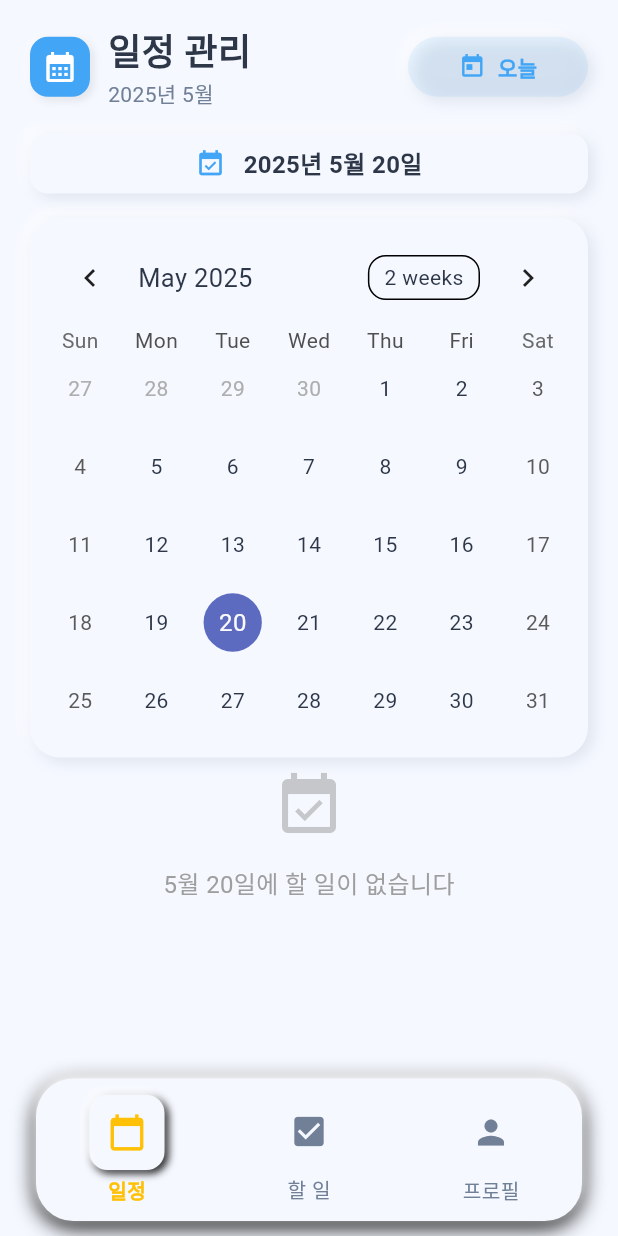
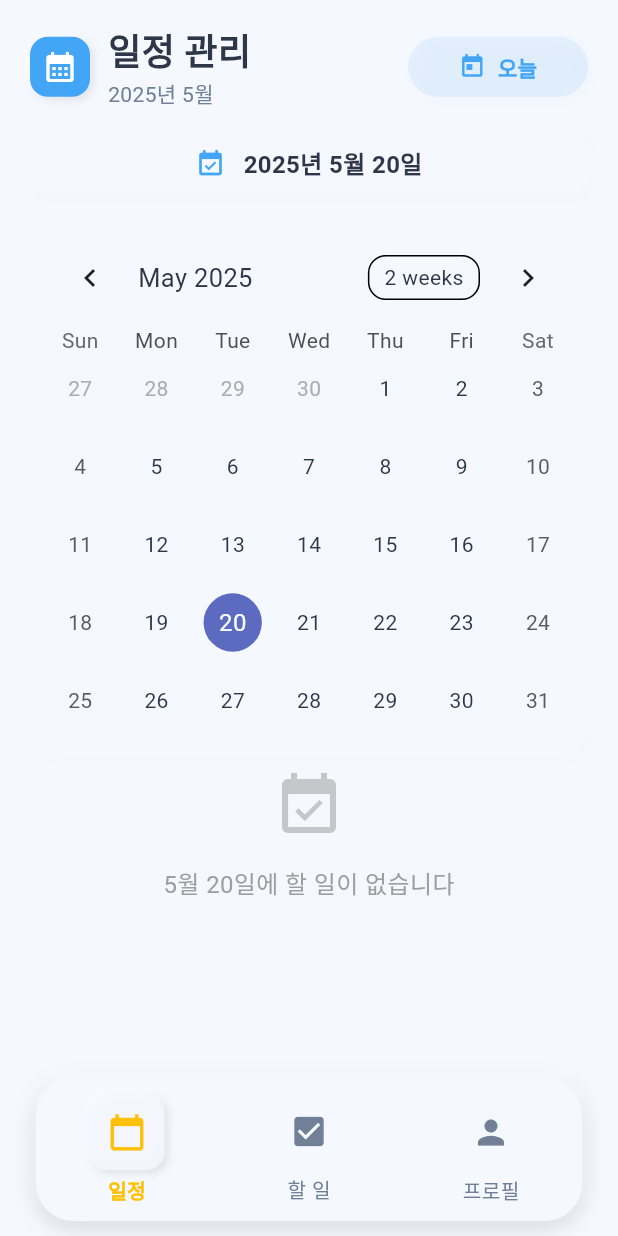
Before and after one commit to dogdogcode/toDo-List, a Flutter app: the screen it shows after launch, on a phone screen of 412 x 824 dp. Run offline on Flutter 3.47's test engine with Material 3 defaults, Android fonts, the phone set to English and light mode, and no system bars; drawn by our look-alikes of table_calendar; our stand-ins replace shared_preferences.

Commit message:
임시저장5

```diff
--- a/lib/main.dart
+++ b/lib/main.dart
@@ -178,8 +178,11 @@ class _MainScreenState extends State<MainScreen> with TickerProviderStateMixin {
                   _selectionAnimationController.forward();
                 },
                 itemBuilder: (context, index) {
-                  // 각 화면에 별도의 패딩 없이 화면 전체 활용
-                  return _screens[index];
+                  // 충돌 방지를 위해 SafeArea 적용
+                  return SafeArea(
+                    bottom: false,
+                    child: _screens[index],
+                  );
                 },
               ),
             ),
@@ -199,13 +202,13 @@ class _MainScreenState extends State<MainScreen> with TickerProviderStateMixin {
                     borderRadius: BorderRadius.circular(25),
                     boxShadow: [
                     BoxShadow(
-                    color: Colors.black.withValues(alpha: 38), // 0.15 * 255 = 38
+                    color: Colors.black.withOpacity(0.15), // 0.15 opacity
                     offset: const Offset(0, 4),
                     blurRadius: 12,
                     spreadRadius: 0,
                     ),
                     BoxShadow(
-                    color: Colors.white.withValues(alpha: 179), // 0.7 * 255 = 179
+                    color: Colors.white.withOpacity(0.7), // 0.7 opacity
                     offset: const Offset(0, -2),
                     blurRadius: 6,
                     spreadRadius: 0,
@@ -264,19 +267,19 @@ class _MainScreenState extends State<MainScreen> with TickerProviderStateMixin {
                   padding: const EdgeInsets.all(12),
                   decoration: BoxDecoration(
                     color: isPressed || _selectedIndex == index
-                            ? NeumorphicStyles.backgroundColor.withValues(alpha: 204) // 0.8 * 255 = 204
+                            ? NeumorphicStyles.backgroundColor.withOpacity(0.8) // 0.8 opacity
                             : Colors.transparent,
                     borderRadius: BorderRadius.circular(12),
                     boxShadow:
                         isPressed || _selectedIndex == index
                             ? [
                                 BoxShadow(
-                                color: Colors.black.withValues(alpha: 26), // 0.1 * 255 = 26
+                                color: Colors.black.withOpacity(0.1), // 0.1 opacity
                                 offset: const Offset(2, 2),
                                 blurRadius: 4,
                               ),
                               BoxShadow(
-                                color: Colors.white.withValues(alpha: 128), // 0.5 * 255 = 128
+                                color: Colors.white.withOpacity(0.5), // 0.5 opacity
                                 offset: const Offset(-2, -2),
                                 blurRadius: 4,
                               ),
--- a/lib/utils/neumorphic_styles.dart
+++ b/lib/utils/neumorphic_styles.dart
@@ -32,21 +32,23 @@ class NeumorphicStyles {
     double radius = 16.0,
     double intensity = 0.15,
   }) {
+    // 바깥쪽 그림자 강도 조절
+    final effectiveIntensity = intensity * 1.5; // 바깥쪽 그림자 강도 조절
     return BoxDecoration(
       color: color,
       borderRadius: BorderRadius.circular(radius),
       boxShadow: [
         BoxShadow(
-          color: Colors.white.withOpacity(0.8),
-          offset: const Offset(-3, -3),
-          blurRadius: 8,
-          spreadRadius: 0,
+          color: Colors.white.withOpacity(0.7 * effectiveIntensity), // 영향 감소
+          offset: const Offset(-2, -2), // 거리 줄임
+          blurRadius: 6, // 필터 검소
+          spreadRadius: 0, // 퍼짐 방지
         ),
         BoxShadow(
-          color: darkShadow.withOpacity(0.3),
-          offset: const Offset(3, 3),
-          blurRadius: 8,
-          spreadRadius: 0,
+          color: darkShadow.withOpacity(0.25 * effectiveIntensity), // 영향 감소
+          offset: const Offset(2, 2), // 거리 줄임
+          blurRadius: 6, // 필터 감소
+          spreadRadius: 0, // 퍼짐 방지
         ),
       ],
     );
@@ -58,20 +60,18 @@ class NeumorphicStyles {
     double radius = 16.0,
     double intensity = 0.25,
   }) {
+    // 효과 강도 조절
+    final effectiveIntensity = intensity * 0.8; // 효과를 약해지게 하여 중첩 방지
+
     return BoxDecoration(
       color: color,
       borderRadius: BorderRadius.circular(radius),
       boxShadow: [
+        // 내부 그림자 효과만 사용하여 렌더링 부하 감소
         BoxShadow(
-          color: darkShadow.withOpacity(0.4),
+          color: darkShadow.withOpacity(0.3 * effectiveIntensity),
           offset: const Offset(1, 1),
-          blurRadius: 3,
-          spreadRadius: 0,
-        ),
-        BoxShadow(
-          color: Colors.white.withOpacity(0.7),
-          offset: const Offset(-1, -1),
-          blurRadius: 3,
+          blurRadius: 2, // 감소된 블러
           spreadRadius: 0,
         ),
       ],
--- a/lib/widgets/detailed_todo_input.dart
+++ b/lib/widgets/detailed_todo_input.dart
@@ -86,12 +86,12 @@ class DetailedTodoInputState extends State<DetailedTodoInput> {
               borderRadius: BorderRadius.circular(16),
               boxShadow: [
                 BoxShadow(
-                  color: Colors.black.withValues(alpha: 26),
+                  color: Colors.black.withOpacity(0.1),
                   offset: const Offset(2, 2),
                   blurRadius: 6,
                 ),
                 BoxShadow(
-                  color: Colors.white.withValues(alpha: 128),
+                  color: Colors.white.withOpacity(0.5),
                   offset: const Offset(-2, -2),
                   blurRadius: 6,
                 ),
@@ -530,7 +530,7 @@ class DetailedTodoInputState extends State<DetailedTodoInput> {
                                     width: 18,
                                     height: 18,
                                     decoration: BoxDecoration(
-                                      color: Colors.red.withValues(alpha: 26),
+                                      color: Colors.red.withOpacity(0.1),
                                       shape: BoxShape.circle,
                                     ),
                                     child: const Icon(
```
Also changed, not shown: lib/screens/profile_screen.dart (+16 -16 lines), lib/widgets/todo_list_item.dart (+14 -12 lines).
